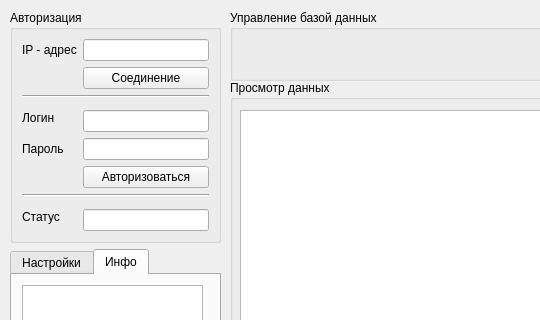
ruhose73/Koftan, file cpclient.ui: the form before one commit; both pictures show x 0 to 540 and y 0 to 320 of the 1280 by 720 pixel window.
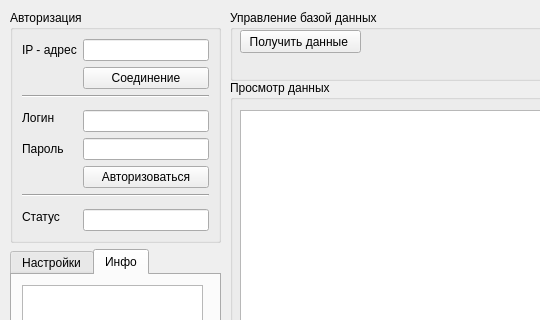
The form after the commit.

What changed in the file:
```diff
--- a/cpclient.ui
+++ b/cpclient.ui
@@ -25,6 +25,19 @@
    <property name="title">
     <string>Управление базой данных</string>
    </property>
+   <widget class="QPushButton" name="pushButton">
+    <property name="geometry">
+     <rect>
+      <x>10</x>
+      <y>20</y>
+      <width>121</width>
+      <height>23</height>
+     </rect>
+    </property>
+    <property name="text">
+     <string>Получить данные </string>
+    </property>
+   </widget>
   </widget>
   <widget class="QGroupBox" name="groupBox_4">
    <property name="geometry">
@@ -49,7 +62,7 @@
     </property>
    </widget>
   </widget>
-  <widget class="QWidget" name="">
+  <widget class="QWidget" name="layoutWidget">
    <property name="geometry">
     <rect>
      <x>10</x>
```
